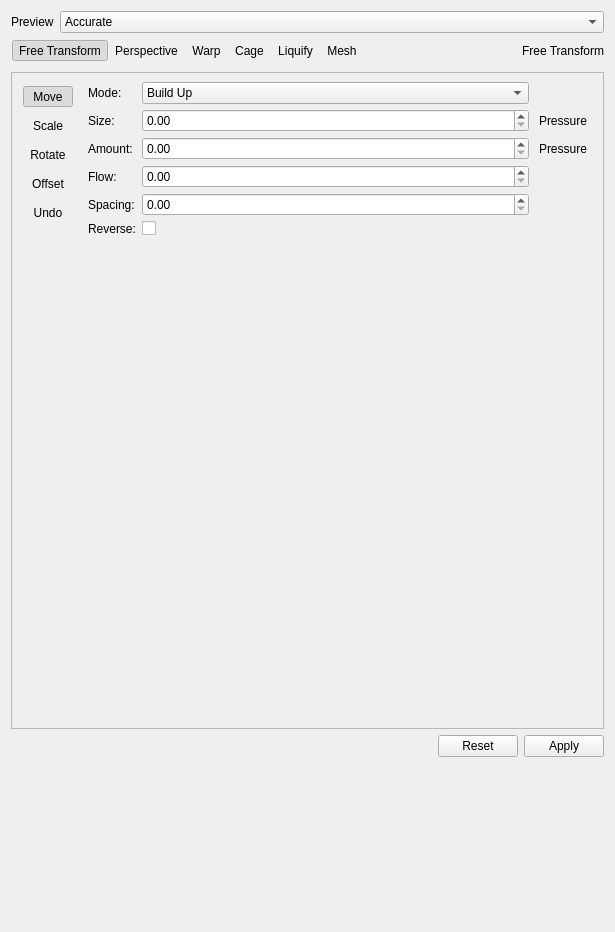
Above: plugins/tools/tool_transform2/wdg_tool_transform.ui from KDE/krita before the change. Below: the same form after it.
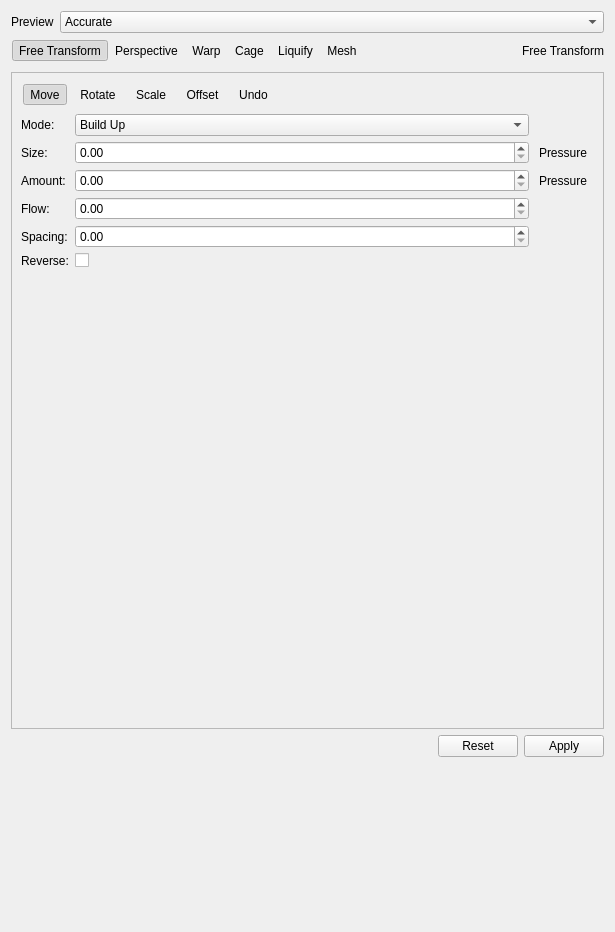
That is the form after the change. The open tabs and pages were chosen to show the change. Custom widgets are drawn as their Qt base class.

Commit message:
Tool/Transform/Liquify: Fixed confusing Tool Options panel layout.
Previously the various transform modes (translate, scale, rotate, etc.)
were stacked vertically next to labels for other widgets,
making them appear to be icons for each label.

This change moves the buttons above the other widgets and
arranges them horizontally.

BUG:442227

Patch:
```diff
--- a/plugins/tools/tool_transform2/wdg_tool_transform.ui
+++ b/plugins/tools/tool_transform2/wdg_tool_transform.ui
@@ -1768,7 +1768,7 @@
      <widget class="QWidget" name="liquifyTransformPage">
       <layout class="QVBoxLayout" name="verticalLayout_8">
        <item>
-        <layout class="QHBoxLayout" name="horizontalLayout_11" stretch="0,0">
+        <layout class="QVBoxLayout" name="verticalLayout_5" stretch="0,0">
          <property name="spacing">
           <number>0</number>
          </property>
@@ -1792,7 +1792,7 @@
            <property name="lineWidth">
             <number>0</number>
            </property>
-           <layout class="QVBoxLayout" name="verticalLayout_9">
+           <layout class="QHBoxLayout" name="horizontalLayout_11">
             <property name="leftMargin">
              <number>2</number>
             </property>
@@ -1827,28 +1827,6 @@
               </property>
              </widget>
             </item>
-            <item>
-             <widget class="QToolButton" name="liquifyScale">
-              <property name="sizePolicy">
-               <sizepolicy hsizetype="Expanding" vsizetype="Fixed">
-                <horstretch>0</horstretch>
-                <verstretch>0</verstretch>
-               </sizepolicy>
-              </property>
-              <property name="text">
-               <string>Scale</string>
-              </property>
-              <property name="checkable">
-               <bool>true</bool>
-              </property>
-              <property name="autoExclusive">
-               <bool>true</bool>
-              </property>
-              <property name="autoRaise">
-               <bool>true</bool>
-              </property>
-             </widget>
-            </item>
             <item>
              <widget class="QToolButton" name="liquifyRotate">
               <property name="sizePolicy">
@@ -1871,6 +1849,28 @@
               </property>
              </widget>
             </item>
+            <item>
+             <widget class="QToolButton" name="liquifyScale">
+              <property name="sizePolicy">
+               <sizepolicy hsizetype="Expanding" vsizetype="Fixed">
+                <horstretch>0</horstretch>
+                <verstretch>0</verstretch>
+               </sizepolicy>
+              </property>
+              <property name="text">
+               <string>Scale</string>
+              </property>
+              <property name="checkable">
+               <bool>true</bool>
+              </property>
+              <property name="autoExclusive">
+               <bool>true</bool>
+              </property>
+              <property name="autoRaise">
+               <bool>true</bool>
+              </property>
+             </widget>
+            </item>
             <item>
              <widget class="QToolButton" name="liquifyOffset">
               <property name="sizePolicy">
```
Left out of the diff: 178 changed lines with no effect on the pictures.
